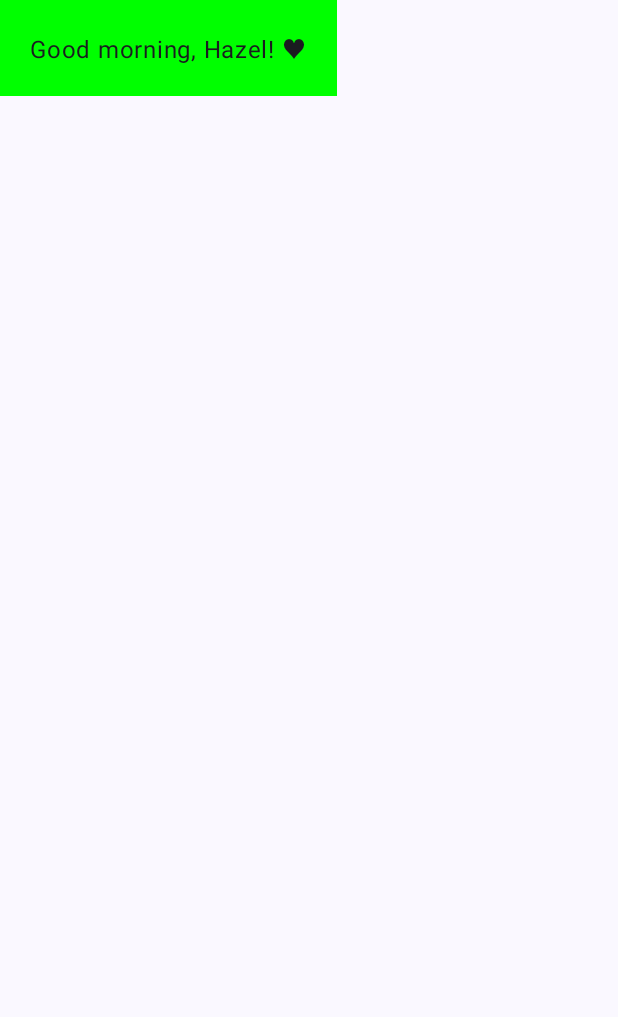
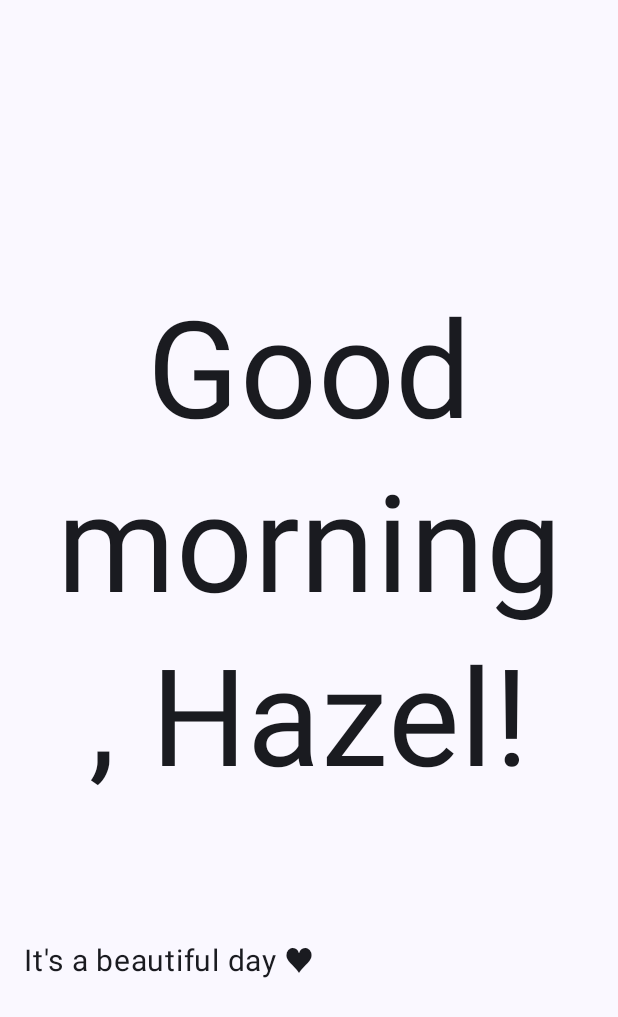
Before and after one commit to HazelnutHazel/LearningAndroid, an Android app built with Jetpack Compose: the screen it shows after launch (MainActivity), on a phone screen of 412 x 824 dp. Shown: the top 1017 px of the screen. Run offline under Robolectric (Android 15) with nearby library versions, the phone set to English and light mode, and no system bars.

Commit message:
Beautify output, center it and clean up code

```diff
--- a/app/src/main/java/com/example/learningandroid/MainActivity.kt
+++ b/app/src/main/java/com/example/learningandroid/MainActivity.kt
@@ -6,17 +6,21 @@ import androidx.activity.ComponentActivity
 import androidx.activity.compose.setContent
 import androidx.activity.enableEdgeToEdge
 import androidx.annotation.RequiresApi
+import androidx.compose.foundation.layout.Arrangement
+import androidx.compose.foundation.layout.Column
 import androidx.compose.foundation.layout.fillMaxSize
 import androidx.compose.foundation.layout.padding
-import androidx.compose.material3.Scaffold
+import androidx.compose.material3.MaterialTheme
 import androidx.compose.material3.Surface
 import androidx.compose.material3.Text
 import androidx.compose.runtime.Composable
+import androidx.compose.ui.Alignment
 import androidx.compose.ui.Modifier
-import androidx.compose.ui.graphics.Color
+import androidx.compose.ui.text.style.TextAlign
 import androidx.compose.ui.tooling.preview.Preview
 import androidx.compose.ui.unit.dp
-import com.example.learningandroid.ui.theme.LearningAndroidTheme
+import androidx.compose.ui.unit.sp
+import com.example.learningandroid.ui.theme.GreetingsTheme
 import java.time.LocalDateTime
 import java.time.format.DateTimeFormatter
 
@@ -27,13 +31,19 @@ class MainActivity : ComponentActivity() {
         super.onCreate(savedInstanceState)
         enableEdgeToEdge()
         setContent {
-            LearningAndroidTheme {
-                Scaffold(modifier = Modifier.fillMaxSize()) { innerPadding ->
-                    Greeting(
-                        name = "Hazel",
-                        modifier = Modifier.padding(innerPadding)
-                    )
-                }
+            GreetingsTheme {
+//                Scaffold(modifier = Modifier.fillMaxSize()) { innerPadding ->
+                    Surface(
+                        modifier = Modifier.fillMaxSize(),
+                        color = MaterialTheme.colorScheme.background
+                    ) {
+                        GreetingText(
+                            name = "Hazel",
+                            //modifier = Modifier.padding(innerPadding)
+                            modifier = Modifier.padding(8.dp)
+                        )
+                    }
+//                }
             }
         }
     }
@@ -41,7 +51,33 @@ class MainActivity : ComponentActivity() {
 
 @RequiresApi(Build.VERSION_CODES.O)
 @Composable
-fun Greeting(name: String, modifier: Modifier = Modifier) {
+fun GreetingText(name: String, modifier: Modifier = Modifier) {
+    val greeting = determineDaytime()
+
+    Column(
+        verticalArrangement = Arrangement.Center,
+        modifier = modifier
+    ) {
+        Text(
+            text = "Good $greeting, $name!",
+            fontSize = 90.sp,
+            lineHeight = 116.sp,
+            textAlign = TextAlign.Center,
+            modifier = modifier
+                .padding(20.dp)
+                .padding(bottom = 50.dp)
+        )
+        Text(
+            text = "It's a beautiful day ♥",
+            fontSize = 20.sp,
+            modifier = modifier
+                .align(alignment = Alignment.Start)
+        )
+    }
+}
+
+@RequiresApi(Build.VERSION_CODES.O)
+fun determineDaytime() : String {
     val currentHour =
         Integer.parseInt(LocalDateTime.now().format(DateTimeFormatter.ofPattern("HH")))
     val greeting = if (currentHour in 4..10) {
@@ -54,19 +90,15 @@ fun Greeting(name: String, modifier: Modifier = Modifier) {
         "evening"
     }
 
-    Surface(color = Color.Green) {
-        Text(
-            text = "Good $greeting, $name! ♥",
-            modifier = modifier.padding(20.dp)
-        )
+    return greeting
+}
+
+//Preview Only
+@RequiresApi(Build.VERSION_CODES.O)
+@Preview(showBackground = true, name = "GreetingsPreviewScreen")
+@Composable
+fun GreetingCardPreview() {
+    GreetingsTheme {
+        GreetingText(name = "Hazel")
     }
 }
-
-@RequiresApi(Build.VERSION_CODES.O)
-@Preview(showBackground = true)
-@Composable
-fun GreetingPreview() {
-    LearningAndroidTheme {
-        Greeting("Hazel")
-    }
-}
--- a/app/src/main/java/com/example/learningandroid/ui/theme/Theme.kt
+++ b/app/src/main/java/com/example/learningandroid/ui/theme/Theme.kt
@@ -1,6 +1,5 @@
 package com.example.learningandroid.ui.theme
 
-import android.app.Activity
 import android.os.Build
 import androidx.compose.foundation.isSystemInDarkTheme
 import androidx.compose.material3.MaterialTheme
@@ -34,7 +33,7 @@ private val LightColorScheme = lightColorScheme(
 )
 
 @Composable
-fun LearningAndroidTheme(
+fun GreetingsTheme(
     darkTheme: Boolean = isSystemInDarkTheme(),
     // Dynamic color is available on Android 12+
     dynamicColor: Boolean = true,
```
